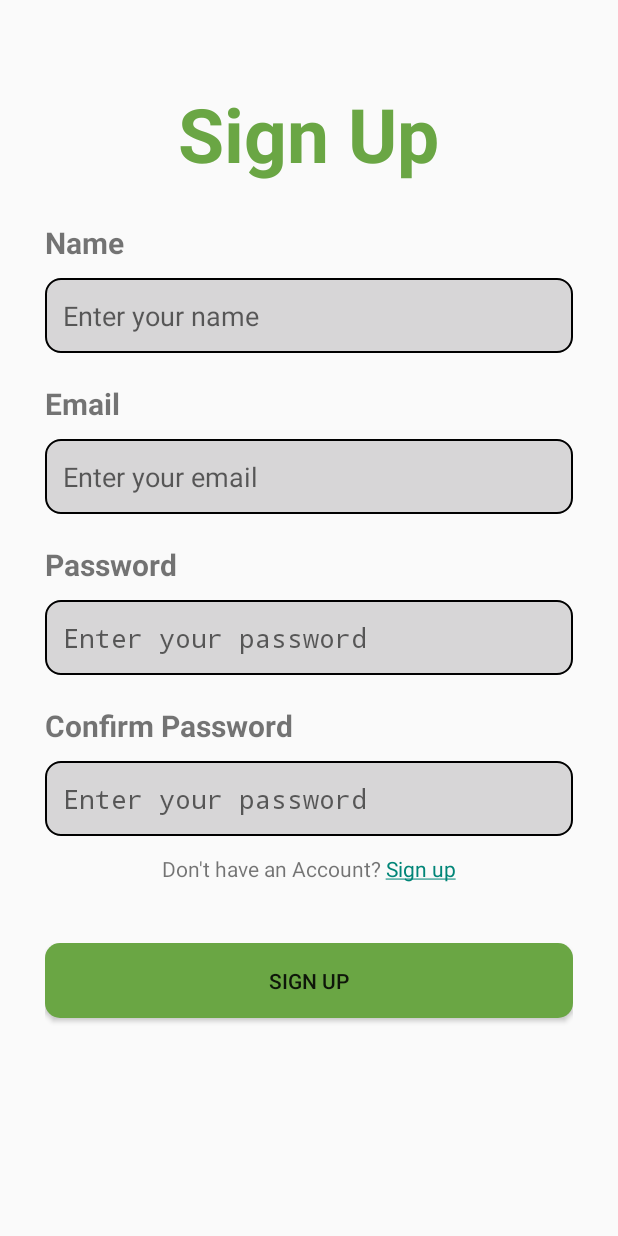
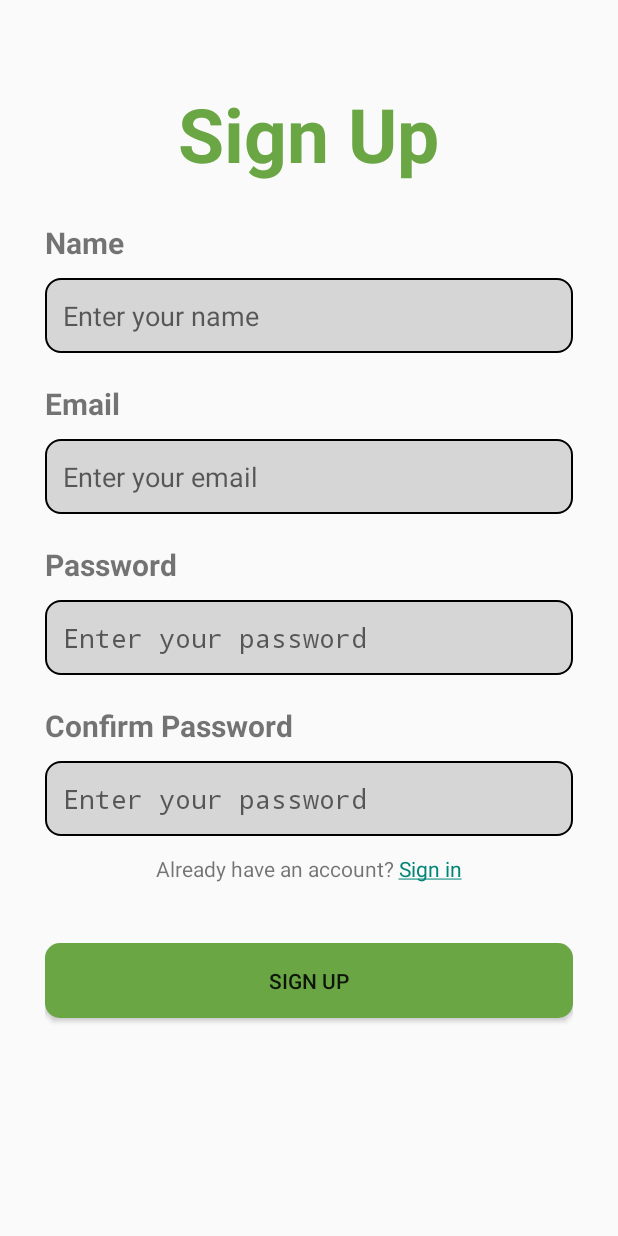
Before and after one commit to giannakat/ExpirEase, an Android app: the RegisterActivity screen opened directly, with no data from a screen before it, on a phone screen of 412 x 824 dp. Run offline under Robolectric (Android 15) with nearby library versions, the phone set to English and light mode, and no system bars.

Commit message:
few changes

```diff
--- a/app/src/main/java/com/example/expirease/RegisterActivity.kt
+++ b/app/src/main/java/com/example/expirease/RegisterActivity.kt
@@ -21,12 +21,12 @@ class RegisterActivity : Activity() {
         val loginTextView: TextView = findViewById(R.id.loginTextView)
 
         // Create a SpannableString to make "Sign up" a different color and clickable
-        val text = "Don't have an Account? Sign up"
+        val text = "Already have an account? Sign in"
         val spannableString = SpannableString(text)
 
         // Change the color of the "Sign up" text to blue (or any color you prefer)
-        val startIndex = text.indexOf("Sign up")
-        val endIndex = startIndex + "Sign up".length
+        val startIndex = text.indexOf("Sign in")
+        val endIndex = startIndex + "Sign in".length
         spannableString.setSpan(ForegroundColorSpan(Color.GREEN), startIndex, endIndex, 0)
 
         // Make "Sign up" clickable
```
